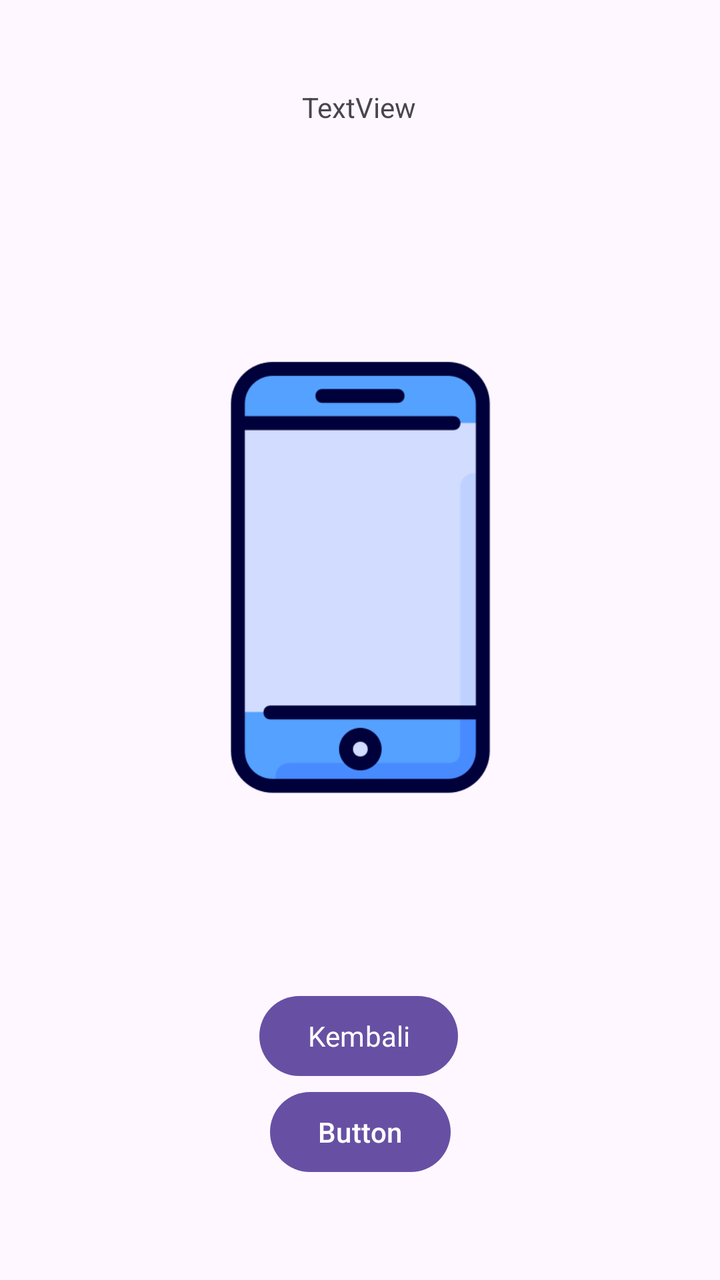
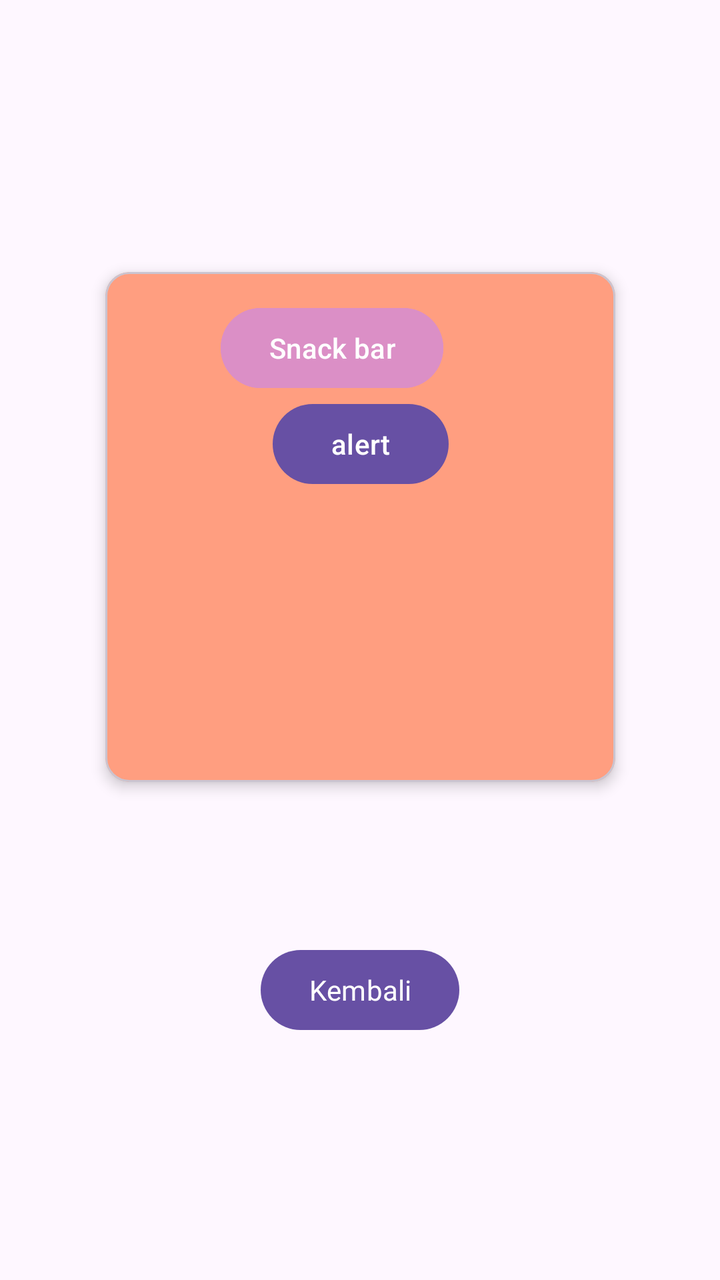

Before-and-after screenshots of an Android layout around one commit, followed by the original layout XML and the change that was made.
<!-- AndroidManifest.xml: application theme Theme.BellApps -->
<!-- res/layout/activity_fourth.xml -->
<?xml version="1.0" encoding="utf-8"?>
<androidx.constraintlayout.widget.ConstraintLayout xmlns:android="http://schemas.android.com/apk/res/android"
    xmlns:app="http://schemas.android.com/apk/res-auto"
    xmlns:tools="http://schemas.android.com/tools"
    android:id="@+id/main"
    android:layout_width="match_parent"
    android:layout_height="match_parent"
    tools:context=".pertemuan_4.FourthActivity">

    <Button
        android:id="@+id/btnFour"
        android:layout_width="wrap_content"
        android:layout_height="wrap_content"
        android:layout_marginTop="44dp"
        android:fontFamily="@font/tegaksambung"
        android:text="Kembali"
        app:layout_constraintEnd_toEndOf="parent"
        app:layout_constraintHorizontal_bias="0.498"
        app:layout_constraintStart_toStartOf="parent"
        app:layout_constraintTop_toBottomOf="@+id/imageView3" />

    <ImageView
        android:id="@+id/imageView3"
        android:layout_width="222dp"
        android:layout_height="323dp"
        android:layout_marginTop="64dp"
        app:layout_constraintEnd_toEndOf="parent"
        app:layout_constraintStart_toStartOf="parent"
        app:layout_constraintTop_toBottomOf="@+id/textView5"
        app:srcCompat="@drawable/smartphone" />

    <TextView
        android:id="@+id/textView5"
        android:layout_width="wrap_content"
        android:layout_height="wrap_content"
        android:layout_marginTop="44dp"
        android:text="TextView"
        app:layout_constraintEnd_toEndOf="parent"
        app:layout_constraintHorizontal_bias="0.498"
        app:layout_constraintStart_toStartOf="parent"
        app:layout_constraintTop_toTopOf="parent" />

    <Button
        android:id="@+id/btnShowSnackbar"
        android:layout_width="wrap_content"
        android:layout_height="wrap_content"
        android:text="Button"
        app:layout_constraintEnd_toEndOf="parent"
        app:layout_constraintStart_toStartOf="parent"
        app:layout_constraintTop_toBottomOf="@+id/btnFour" />
</androidx.constraintlayout.widget.ConstraintLayout>
<!-- resources referenced by this layout -->
<resources>
  <!-- drawable smartphone: png bitmap (drawable, 9112 bytes) -->
  <style name="Theme.BellApps" parent="Base.Theme.BellApps" />
  <style name="Base.Theme.BellApps" parent="Theme.Material3.DayNight.NoActionBar">
          
          
      </style>
</resources>

<!-- the commit's change to res/layout/activity_fourth.xml (unified diff, before → after) -->
@@ -11,41 +11,55 @@
         android:id="@+id/btnFour"
         android:layout_width="wrap_content"
         android:layout_height="wrap_content"
-        android:layout_marginTop="44dp"
+        android:layout_marginTop="80dp"
         android:fontFamily="@font/tegaksambung"
         android:text="Kembali"
         app:layout_constraintEnd_toEndOf="parent"
-        app:layout_constraintHorizontal_bias="0.498"
         app:layout_constraintStart_toStartOf="parent"
-        app:layout_constraintTop_toBottomOf="@+id/imageView3" />
+        app:layout_constraintTop_toBottomOf="@+id/materialCardView2" />
 
-    <ImageView
-        android:id="@+id/imageView3"
-        android:layout_width="222dp"
-        android:layout_height="323dp"
-        android:layout_marginTop="64dp"
+    <com.google.android.material.card.MaterialCardView
+        android:id="@+id/materialCardView2"
+        android:layout_width="255dp"
+        android:layout_height="255dp"
+        android:layout_marginTop="136dp"
+        android:backgroundTint="#FF9E80"
         app:layout_constraintEnd_toEndOf="parent"
+        app:layout_constraintHorizontal_bias="0.5"
         app:layout_constraintStart_toStartOf="parent"
-        app:layout_constraintTop_toBottomOf="@+id/textView5"
-        app:srcCompat="@drawable/smartphone" />
+        app:layout_constraintTop_toTopOf="parent"
+        app:cardElevation="4dp"
+        >
+        <androidx.constraintlayout.widget.ConstraintLayout
+            android:layout_width="match_parent"
+            android:layout_height="match_parent"
+            android:layout_margin="14dp"
+            >
 
-    <TextView
-        android:id="@+id/textView5"
-        android:layout_width="wrap_content"
-        android:layout_height="wrap_content"
-        android:layout_marginTop="44dp"
-        android:text="TextView"
-        app:layout_constraintEnd_toEndOf="parent"
-        app:layout_constraintHorizontal_bias="0.498"
-        app:layout_constraintStart_toStartOf="parent"
-        app:layout_constraintTop_toTopOf="parent" />
+            <Button
+                android:id="@+id/btnShowSnackbar"
+                android:layout_width="wrap_content"
+                android:layout_height="wrap_content"
+                android:layout_marginEnd="72dp"
+                android:backgroundTint="@color/bg"
+                android:text="Snack bar"
+                app:layout_constraintEnd_toEndOf="parent"
+                tools:layout_editor_absoluteY="103dp" />
 
-    <Button
-        android:id="@+id/btnShowSnackbar"
-        android:layout_width="wrap_content"
-        android:layout_height="wrap_content"
-        android:text="Button"
-        app:layout_constraintEnd_toEndOf="parent"
-        app:layout_constraintStart_toStartOf="parent"
-        app:layout_constraintTop_toBottomOf="@+id/btnFour" />
+            <Button
+                android:id="@+id/btnShowAlertDialog"
+                android:layout_width="wrap_content"
+                android:layout_height="wrap_content"
+                android:layout_gravity="center"
+                android:text="alert"
+                app:layout_constraintEnd_toEndOf="parent"
+                app:layout_constraintStart_toStartOf="parent"
+                app:layout_constraintTop_toBottomOf="@+id/btnShowSnackbar" />
+
+
+        </androidx.constraintlayout.widget.ConstraintLayout>
+
+    </com.google.android.material.card.MaterialCardView>
+
+
 </androidx.constraintlayout.widget.ConstraintLayout>
<!-- resource entries referenced after the edit -->
@@ -1,6 +1,6 @@
 <!-- resources referenced by this layout -->
 <resources>
-  <!-- drawable smartphone: png bitmap (drawable, 9112 bytes) -->
+  <color name="bg">#DB8FC6</color>
   <style name="Theme.BellApps" parent="Base.Theme.BellApps" />
   <style name="Base.Theme.BellApps" parent="Theme.Material3.DayNight.NoActionBar">
           
